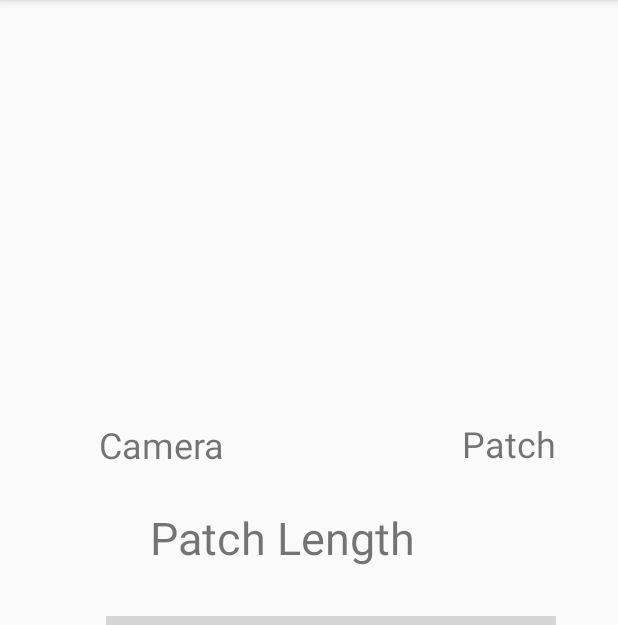
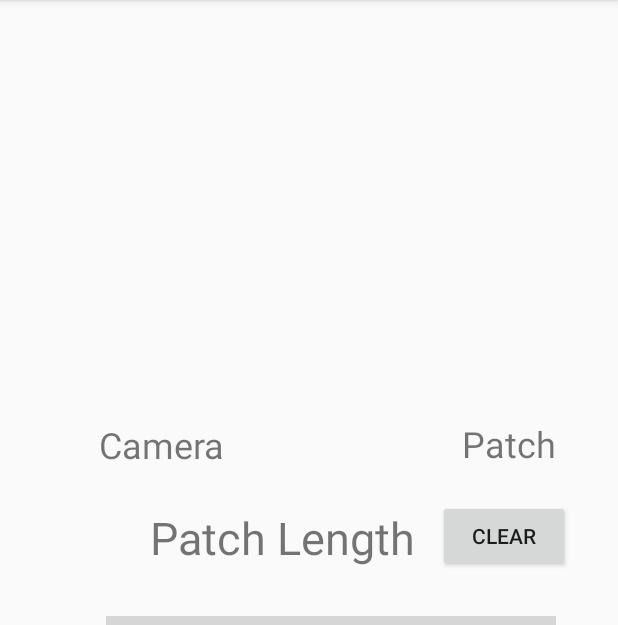
Before and after one commit to catmasteryip/GlucoseCam, an Android app: the screen it shows after launch (MainActivity), on a phone screen of 412 x 824 dp, the part 84-709 px from its top. Run offline under Robolectric (Android 15) with nearby library versions, the phone set to English and light mode, and no system bars; libraries missing offline, so code that uses them is left out: com.chaquo.python, com.github.mikephil.charting, com.otaliastudios.cameraview; plain views replace CameraView, LineChart; 6 statements that could not run were skipped; grey boxes are pictures that could not be loaded.

Commit message:
added graphing and button to control chart data stream

```diff
--- a/app/src/main/java/com/edmondstudio/glucosecam/MainActivity.java
+++ b/app/src/main/java/com/edmondstudio/glucosecam/MainActivity.java
@@ -37,6 +37,7 @@ import com.chaquo.python.PyObject;
 import com.chaquo.python.Python;
 import com.chaquo.python.android.AndroidPlatform;
 import com.github.mikephil.charting.charts.LineChart;
+import com.github.mikephil.charting.components.Legend;
 import com.github.mikephil.charting.data.Entry;
 import com.github.mikephil.charting.data.LineData;
 import com.github.mikephil.charting.data.LineDataSet;
@@ -78,21 +79,27 @@ public class MainActivity extends AppCompatActivity {
         long[] lengthArray;
         final List<Entry> chartList = new ArrayList<Entry>();
 
-//        final Button clearBtn = findViewById(R.id.button);
-//        final boolean[] clear = {false};
+        final Button clearBtn = findViewById(R.id.button);
+        final boolean[] clear = {false};
 
-//        clearBtn.setOnClickListener(new View.OnClickListener() {
-//            @Override
-//            public void onClick(View view) {
-//                if (clear[0]){
-//                    clear[0] = false;
-//                    clearBtn.setText("Clear");
-//                }else{
-//                    clear[0] = true;
-//                    clearBtn.setText("Start");
-//                }
-//            }
-//        });
+        clearBtn.setOnClickListener(new View.OnClickListener() {
+            @Override
+            public void onClick(View view) {
+                if (clear[0]){
+
+                    clearBtn.setText("Clear");
+                    clear[0] = false;
+                }else{
+                    chart.clear();
+                    if (chartList.size()>0){
+                        chartList.clear();
+                    }
+                    x = 0f;
+                    clearBtn.setText("Start");
+                    clear[0] = true;
+                }
+            }
+        });
 
         final long[] start_time = {System.currentTimeMillis()};
         final long[] app_count = {System.currentTimeMillis()};
@@ -124,22 +131,22 @@ public class MainActivity extends AppCompatActivity {
                         final Bitmap patchBitmap = pyResults.patchbitmap;
                         final Bitmap finalPatchBitmap = rotate90(patchBitmap);
 
-
-
                         String lengthString = lengthCM.substring(0, 3);
 
                         float lengthFloat = Float.parseFloat(lengthString);
                         LineData chartData = null;
-                        if ((lengthFloat > 0) && ((time - start_time[0]) > 1000)) {
+                        if ((lengthFloat > 0) && ((time - start_time[0]) > 1000) && !clear[0]) {
                             x += 1f;
                             Entry newX = new Entry(x, lengthFloat);
                             chartList.add(newX);
                             LineDataSet chartDataset = new LineDataSet(chartList, "Length");
                             chartData = new LineData(chartDataset);
+                            chartData.setDrawValues(false);
                             chart.setData(chartData);
                             chart.invalidate();
                             start_time[0] = time;
                         }
+
                         handler.post(new Runnable() {
                             @Override
                             public void run() {
--- a/app/src/main/res/layout/activity_main.xml
+++ b/app/src/main/res/layout/activity_main.xml
@@ -80,7 +80,17 @@
         app:layout_constraintStart_toStartOf="parent"
         app:layout_constraintTop_toBottomOf="@+id/glucoseLevel" />
 
-<!--    <Button-->
+    <Button
+        android:id="@+id/button"
+        android:layout_width="wrap_content"
+        android:layout_height="wrap_content"
+        android:layout_marginTop="64dp"
+        android:layout_marginEnd="32dp"
+        android:text="clear"
+        app:layout_constraintEnd_toEndOf="parent"
+        app:layout_constraintTop_toBottomOf="@+id/imageView" />
+
+    <!--    <Button-->
 <!--        android:id="@+id/button"-->
 <!--        android:layout_width="100dp"-->
 <!--        android:layout_height="54dp"-->
```
